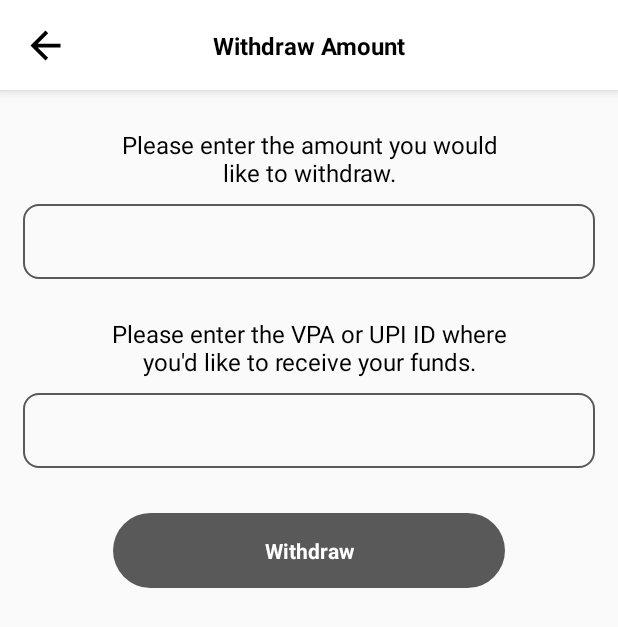
After one commit to Jakirsayyed98/PerkHub, an Android app: the fragment WidthdrawFlowFragment placed in its activity, on a phone screen of 412 x 824 dp. The commit adds this screen. Shown: the top 627 px of the screen. Run offline under Robolectric (Android 15) with nearby library versions, the phone set to English and light mode, and no system bars; 2 statements that could not run were skipped.

Commit message:
withdrawal flow added

```diff
--- a/app/build.gradle.kts
+++ b/app/build.gradle.kts
@@ -60,6 +60,7 @@ dependencies {
     implementation(libs.androidx.glide)
     implementation(libs.androidx.browser)
     implementation(libs.firebase.messaging)
+    implementation(libs.androidx.lottieVersion)
     testImplementation(libs.junit)
     androidTestImplementation(libs.androidx.junit)
     androidTestImplementation(libs.androidx.espresso.core)
--- a/app/src/main/java/app/perkhub/ContainerActivity.kt
+++ b/app/src/main/java/app/perkhub/ContainerActivity.kt
@@ -19,6 +19,7 @@ import app.perkhub.Screens.Home.StoreDetailFragment
 import app.perkhub.Screens.Home.TransactionDetailFragment
 import app.perkhub.Screens.Home.TransactionHistoryFragment
 import app.perkhub.Screens.Home.WalletFragment
+import app.perkhub.Screens.Home.WidthdrawFlowFragment
 import app.perkhub.Utils.BaseActivity
 import app.perkhub.Utils.CONTAINER_TYPE_KEY
 import app.perkhub.Utils.DATA
@@ -109,6 +110,9 @@ class ContainerActivity : BaseActivity<ActivityContainerBinding>() {
             "WalletFragment"->{
                 addFragment(WalletFragment.newInstance())
             }
+            "WidthdrawFlowFragment"->{
+                addFragment(WidthdrawFlowFragment.newInstance())
+            }
         }
     }
 
--- a/app/src/main/java/app/perkhub/Screens/Home/WalletFragment.kt
+++ b/app/src/main/java/app/perkhub/Screens/Home/WalletFragment.kt
@@ -6,6 +6,7 @@ import android.view.LayoutInflater
 import android.view.View
 import android.view.ViewGroup
 import androidx.recyclerview.widget.LinearLayoutManager
+import app.perkhub.ContainerActivity
 import app.perkhub.R
 import app.perkhub.Screens.Home.Adapter.WalletWithdrawalAdapter
 import app.perkhub.Screens.Home.Model.Withdrawal.withdrawalRes
@@ -36,6 +37,10 @@ class WalletFragment : BaseFragment<FragmentWalletBinding>() {
         }
 
         _binding!!.toolbar.name.text = "Wallet"
+
+        _binding!!.withdraw.setOnClickListener {
+            ContainerActivity.OpenContainer(requireContext(),"WidthdrawFlowFragment","")
+        }
 
         getUserDetail()
         getWithdrawalTransaction()
--- a/app/src/main/java/app/perkhub/Utils/constants.kt
+++ b/app/src/main/java/app/perkhub/Utils/constants.kt
@@ -6,3 +6,5 @@ const val DATA = "data"
 const val LOGIN = "islogin"
 const val NUMBER = "Mnumber"
 const val USERDATA = "UserData"
+const val SUCCESS = "success"
+const val FAILED = "failed"
--- a/app/src/main/java/app/perkhub/api/MyApi.kt
+++ b/app/src/main/java/app/perkhub/api/MyApi.kt
@@ -109,6 +109,15 @@ interface MyApi {
     ):Response<LoginRes>
 
     @FormUrlEncoded
+    @POST("requestwithdrawal")
+    suspend fun ReqForWithdrawal(
+        @Field("user_id") user_id:String,
+        @Field("VPA_Id") VPA_Id:String,
+        @Field("requested_withdrawal_amt") requested_withdrawal_amt:String
+    ):Response<withdrawalRes>
+
+
+    @FormUrlEncoded
     @POST("withdrawalTxnList")
     suspend fun getWithdrawalTxn(
         @Field("user_id") user_id:String
--- a/app/src/main/res/layout/fragment_wallet.xml
+++ b/app/src/main/res/layout/fragment_wallet.xml
@@ -98,6 +98,7 @@
             </LinearLayout>
 
             <LinearLayout
+                android:id="@+id/withdraw"
                 android:layout_width="wrap_content"
                 android:layout_height="wrap_content"
                 android:paddingTop="@dimen/dp10"
--- /dev/null
+++ b/app/src/main/res/layout/fragment_widthdraw_flow.xml
@@ -0,0 +1,118 @@
+<?xml version="1.0" encoding="utf-8"?>
+<LinearLayout xmlns:android="http://schemas.android.com/apk/res/android"
+    xmlns:app="http://schemas.android.com/apk/res-auto"
+    xmlns:tools="http://schemas.android.com/tools"
+    android:layout_width="match_parent"
+    android:layout_height="match_parent"
+    android:orientation="vertical"
+    tools:context=".Screens.Home.WidthdrawFlowFragment">
+
+    <include
+        android:id="@+id/toolbar"
+        layout="@layout/toolbar_layout" />
+
+    <TextView
+        android:id="@+id/dis"
+        android:layout_width="match_parent"
+        android:layout_height="wrap_content"
+        android:layout_marginTop="@dimen/dp25"
+        android:text="Please enter the amount you would\nlike to withdraw."
+        android:textAlignment="center"
+        android:textColor="@color/black"
+        android:textSize="@dimen/sp16"
+        app:layout_constraintEnd_toEndOf="parent"
+        app:layout_constraintStart_toStartOf="parent"
+        app:layout_constraintTop_toBottomOf="@id/title" />
+
+    <com.google.android.material.textfield.TextInputLayout
+        android:id="@+id/numberlayout"
+        android:layout_width="match_parent"
+        android:layout_height="wrap_content"
+        android:layout_below="@id/toolbar"
+        android:layout_marginStart="@dimen/dp15"
+        android:layout_marginTop="@dimen/dp10"
+        android:layout_marginEnd="@dimen/dp15"
+        android:hint="Please enter the amount you would like to withdraw."
+        android:textAlignment="center"
+        android:textColorHint="@color/grey"
+        app:boxStrokeColor="@color/black"
+        app:hintEnabled="false"
+        app:hintTextColor="@color/black"
+        >
+
+        <EditText
+            android:id="@+id/amount"
+            android:layout_width="match_parent"
+            android:layout_height="@dimen/dp50"
+            android:imeOptions="actionDone"
+            android:background="@drawable/border_5dp"
+            android:inputType="number"
+            android:maxLength="5"
+            android:textAlignment="center" />
+
+    </com.google.android.material.textfield.TextInputLayout>
+
+    <TextView
+        android:layout_width="match_parent"
+        android:layout_height="wrap_content"
+        android:layout_marginTop="@dimen/dp25"
+        android:text="Please enter the VPA or UPI ID where\nyou'd like to receive your funds."
+        android:textAlignment="center"
+        android:textColor="@color/black"
+        android:textSize="@dimen/sp16"
+        app:layout_constraintEnd_toEndOf="parent"
+        app:layout_constraintStart_toStartOf="parent"
+        app:layout_constraintTop_toBottomOf="@id/title" />
+
+    <com.google.android.material.textfield.TextInputLayout
+        android:layout_width="match_parent"
+        android:layout_height="wrap_content"
+        android:layout_below="@id/toolbar"
+        android:layout_marginStart="@dimen/dp15"
+        android:layout_marginTop="@dimen/dp10"
+        android:layout_marginEnd="@dimen/dp15"
+        android:hint="Enter Amount"
+        android:textAlignment="center"
+        android:textColorHint="@color/grey"
+        app:boxStrokeColor="@color/black"
+        app:hintEnabled="false"
+        app:hintTextColor="@color/black">
+
+        <EditText
+            android:id="@+id/vpa"
+            android:layout_width="match_parent"
+            android:layout_height="@dimen/dp50"
+            android:imeOptions="actionDone"
+            android:background="@drawable/border_5dp"
+            android:inputType="text"
+            android:textAlignment="center" />
+
+    </com.google.android.material.textfield.TextInputLayout>
+
+
+
+
+
+    <RelativeLayout
+        android:id="@+id/sendOTP"
+        android:layout_width="match_parent"
+        android:layout_height="@dimen/dp50"
+        android:layout_marginStart="@dimen/dp75"
+        android:layout_marginTop="@dimen/dp30"
+        android:layout_marginEnd="@dimen/dp75"
+        android:layout_marginBottom="@dimen/dp20"
+        android:background="@drawable/selected_button_layout"
+        app:layout_constraintBottom_toBottomOf="parent"
+        app:layout_constraintTop_toBottomOf="@+id/numberlayout">
+
+        <TextView
+            android:layout_width="match_parent"
+            android:layout_height="match_parent"
+            android:gravity="center"
+            android:text="Withdraw"
+            android:textColor="@color/btn_text"
+            android:textStyle="bold" />
+
+    </RelativeLayout>
+
+</LinearLayout>
--- a/gradle/libs.versions.toml
+++ b/gradle/libs.versions.toml
@@ -19,6 +19,7 @@ firebaseAuth = "23.0.0"
 glide = "4.16.0"
 browser = "1.8.0"
 firebaseMessaging = "24.0.0"
+lottieVersion = "3.4.0"
 
 [libraries]
 androidx-core-ktx = { group = "androidx.core", name = "core-ktx", version.ref = "coreKtx" }
@@ -41,6 +42,7 @@ androidx-tools = {group = "com.android.tools.build", name = "gradle" , version.r
 androidx-lifecycle-viewmodel-android = { group = "androidx.lifecycle", name = "lifecycle-viewmodel-android", version.ref = "lifecycleViewmodelAndroid" }
 firebase-auth = { group = "com.google.firebase", name = "firebase-auth", version.ref = "firebaseAuth" }
 firebase-messaging = { group = "com.google.firebase", name = "firebase-messaging", version.ref = "firebaseMessaging" }
+androidx-lottieVersion = { group = "com.airbnb.android", name = "lottie", version.ref = "lottieVersion" }
 
 
 
```
Also changed, not shown: app/src/main/java/app/perkhub/Screens/Home/WidthdrawFlowFragment.kt (added, +139 -0 lines), app/src/main/java/app/perkhub/StatusDialogFragment.kt (added, +61 -0 lines), app/src/main/java/app/perkhub/Utils/InfixFunction.kt (+27 -0 lines), app/src/main/java/app/perkhub/api/RequestViewModel.kt (+9 -0 lines), app/src/main/res/layout/fragment_status_dialog.xml (added, +17 -0 lines), app/src/main/res/raw/failed.json (added, +1 -0 lines), app/src/main/res/raw/success.json (added, +1 -0 lines).
